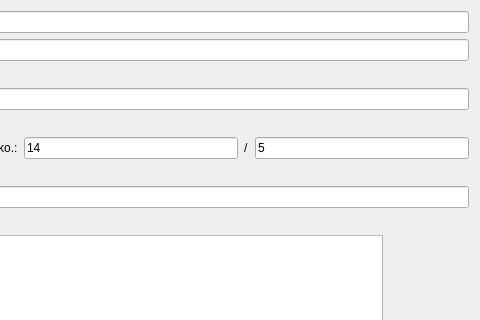
First picture: the form in form/general_main_page.ui, repository romanweissflog/FAKT, before the edit; both pictures show x 708 to 1188 and y 0 to 320 of the 1188 by 776 pixel window.
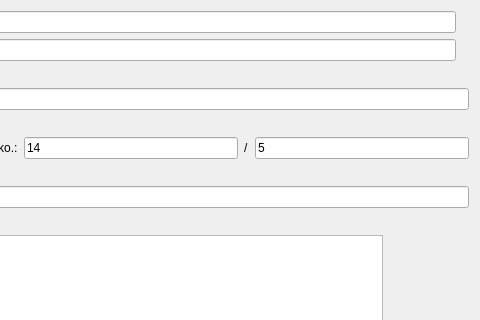
Second picture: the form after the edit. Custom widgets are drawn as their Qt base class.

Patch:
```diff
--- a/form/general_main_page.ui
+++ b/form/general_main_page.ui
@@ -28,6 +28,16 @@
        <item>
         <widget class="QLineEdit" name="editNumber"/>
        </item>
+       <item>
+        <widget class="QLabel" name="labelNumberError">
+         <property name="styleSheet">
+          <string notr="true">color: rgb(255, 0, 0)</string>
+         </property>
+         <property name="text">
+          <string/>
+         </property>
+        </widget>
+       </item>
       </layout>
      </item>
      <item>
@@ -42,6 +52,16 @@
        <item>
         <widget class="QLineEdit" name="editDate"/>
        </item>
+       <item>
+        <widget class="QLabel" name="labelDateError">
+         <property name="styleSheet">
+          <string notr="true">color: rgb(255, 0, 0)</string>
+         </property>
+         <property name="text">
+          <string/>
+         </property>
+        </widget>
+       </item>
       </layout>
      </item>
     </layout>
```
Left out of the diff: 2 changed lines with no effect on the pictures.
